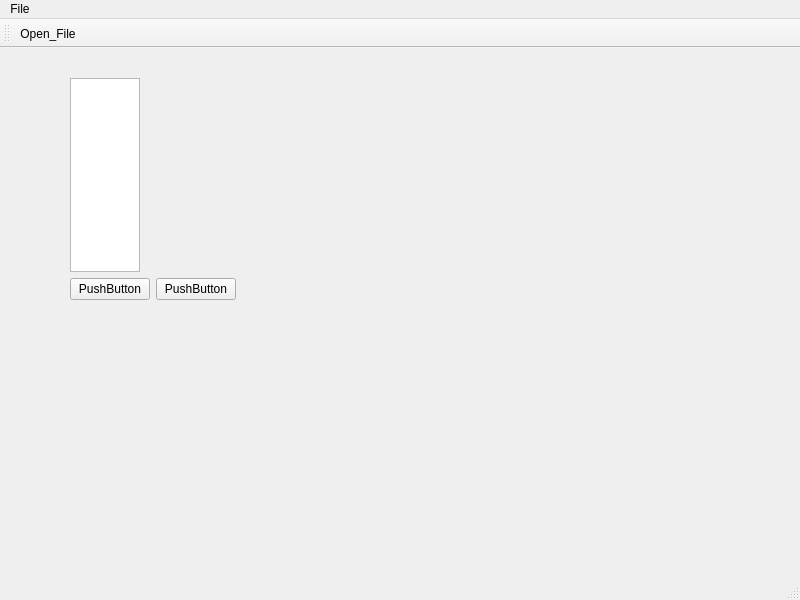
Before: the Qt Designer form Worksheet6/Worksheet6_GUI/mainwindow.ui in MitchellSarfo/2025_20697488, drawn with Qt 5.
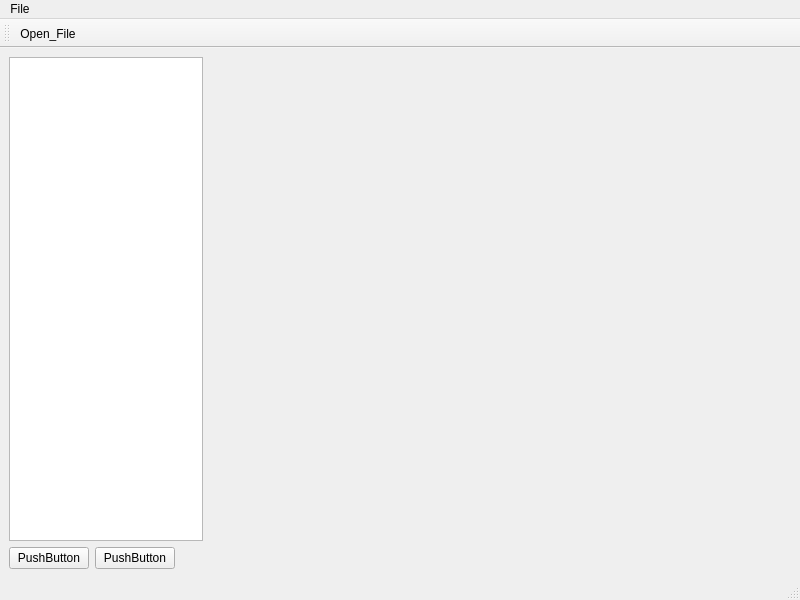
After: the same form once the commit is applied. Icons and pictures are not drawn.

Commit message: Worksheet 6 Ex10: context menu action for tree view

Patch:
```diff
--- a/Worksheet6/Worksheet6_GUI/mainwindow.ui
+++ b/Worksheet6/Worksheet6_GUI/mainwindow.ui
@@ -14,15 +14,8 @@
    <string>MainWindow</string>
   </property>
   <widget class="QWidget" name="centralwidget">
-   <widget class="QWidget" name="">
-    <property name="geometry">
-     <rect>
-      <x>70</x>
-      <y>30</y>
-      <width>274</width>
-      <height>222</height>
-     </rect>
-    </property>
+   <layout class="QGridLayout" name="gridLayout">
+    <item row="0" column="0">
     <layout class="QVBoxLayout" name="verticalLayout">
      <item>
       <layout class="QHBoxLayout" name="horizontalLayout" stretch="1,3">
@@ -80,7 +73,8 @@
       </layout>
      </item>
     </layout>
-   </widget>
+    </item>
+   </layout>
   </widget>
   <widget class="QMenuBar" name="menubar">
    <property name="geometry">
```
Left out of the diff: 21 changed lines with no effect on the pictures. Lines whose indentation alone changed are shown as unchanged. The commit also changes 2 other files.
